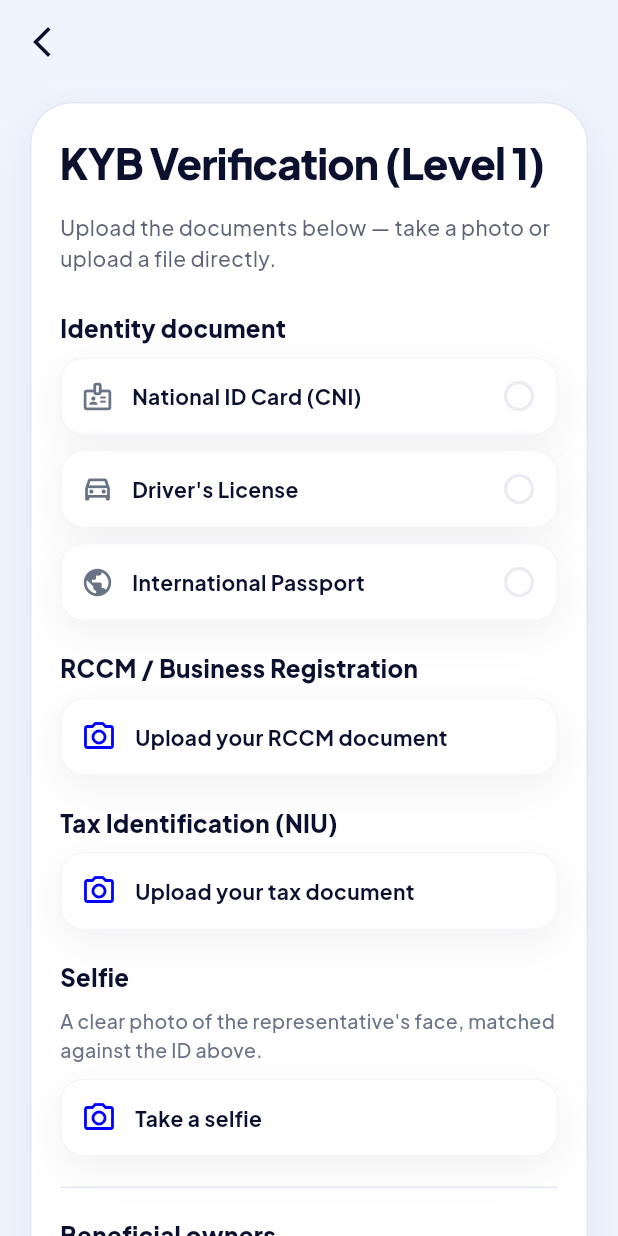
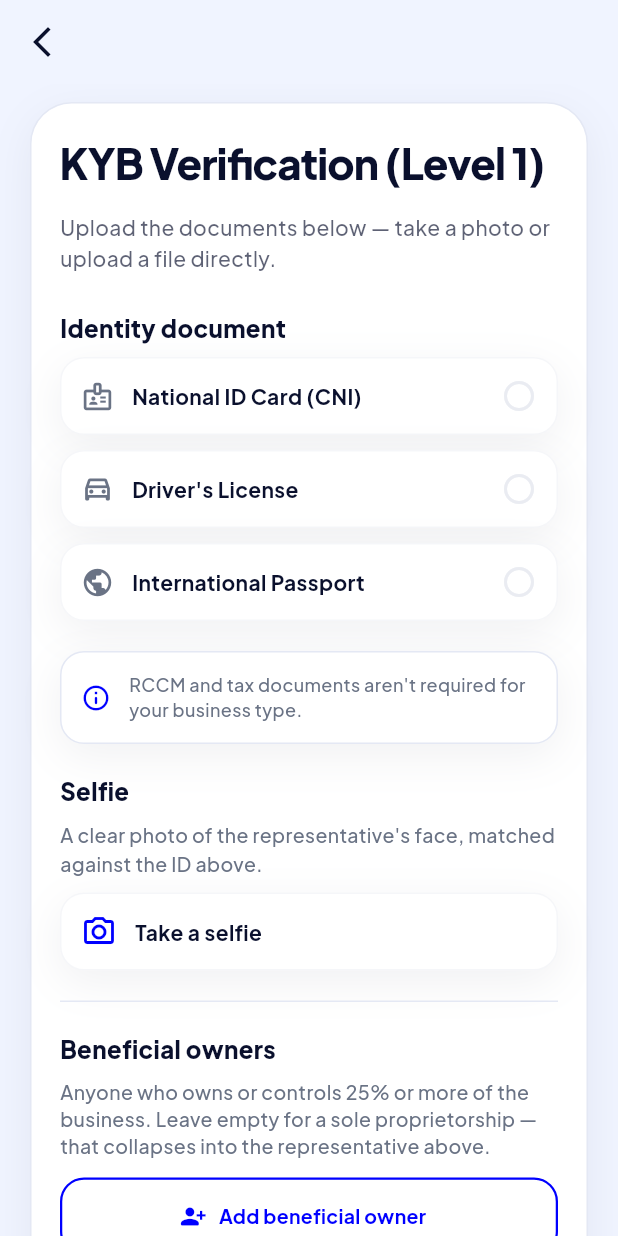
Before and after one commit to TulaPay/TulaBix, a Flutter app: the KybDocumentsScreen screen opened directly with empty values, on a phone screen of 412 x 824 dp. Run offline on Flutter 3.47's test engine with Material 3 defaults, Android fonts, the phone set to English and light mode, and no system bars; our stand-ins replace file_picker, fl_chart, flutter_animate, flutter_dotenv, flutter_secure_storage, font_awesome_flutter and 4 more; accounts and stored records are empty.

Commit message:
Let unregistered/informal businesses complete signup
RCCM number, tax ID, and their matching document uploads were
unconditionally required during signup/KYB, even though the
business-type enum already had an 'informal_sme' option — selecting it
changed nothing downstream. Now registration_number/tax_id are only
required when business type is 'registered_business'; informal/
association/other businesses skip both the form fields and the RCCM/
tax document uploads entirely (ID + selfie still required of everyone).

Co-Authored-By: Claude Sonnet 5 <noreply@anthropic.com>

```diff
--- a/lib/authentication/business_information_screen.dart
+++ b/lib/authentication/business_information_screen.dart
@@ -47,6 +47,12 @@ class _BusinessInformationScreenState
 
   late String? _selectedBusinessType = businessTypeLabelFor(widget.businessType);
   String? _selectedCategory;
+
+  // Only a 'registered_business' is expected to have RCCM/tax documents —
+  // informal/association/other businesses skip both the fields here and
+  // the matching document uploads in KybDocumentsScreen.
+  bool get _isRegisteredBusiness =>
+      businessTypeLabels[_selectedBusinessType] == 'registered_business';
   final List<String> _categories = [
     "Retail & Wholesale",
     "Food & Beverage",
@@ -83,8 +89,12 @@ class _BusinessInformationScreenState
         ownerName: _ownerNameController.text.trim(),
         ownerPhone: _ownerPhoneController.text.trim(),
         businessCategory: _selectedCategory!,
-        registrationNumber: _registrationNumberController.text.trim(),
-        taxId: _taxIdController.text.trim(),
+        registrationNumber: _registrationNumberController.text.trim().isEmpty
+            ? null
+            : _registrationNumberController.text.trim(),
+        taxId: _taxIdController.text.trim().isEmpty
+            ? null
+            : _taxIdController.text.trim(),
         addressStreet: _streetController.text.trim(),
         addressCity: _cityController.text.trim(),
         addressCountry: widget.country,
@@ -98,7 +108,10 @@ class _BusinessInformationScreenState
       Navigator.push(
         context,
         MaterialPageRoute(
-          builder: (_) => KybDocumentsScreen(merchantId: merchantId),
+          builder: (_) => KybDocumentsScreen(
+            merchantId: merchantId,
+            businessType: businessTypeLabels[_selectedBusinessType],
+          ),
         ),
       );
     } catch (e) {
@@ -261,26 +274,36 @@ class _BusinessInformationScreenState
                               (val == null || val.isEmpty) ? "Business email is required" : null,
                         ),
                         const SizedBox(height: 16),
-                        _buildLabel("RCCM / Business Registration Number"),
+                        _buildLabel(_isRegisteredBusiness
+                            ? "RCCM / Business Registration Number"
+                            : "RCCM / Business Registration Number (if registered)"),
                         TextFormField(
                           controller: _registrationNumberController,
                           decoration: const InputDecoration(
                             hintText: "RCCM number",
                             prefixIcon: Icon(Icons.confirmation_number_outlined),
                           ),
-                          validator: (val) =>
-                              (val == null || val.isEmpty) ? "RCCM number is required" : null,
+                          validator: (val) {
+                            if (!_isRegisteredBusiness) return null;
+                            return (val == null || val.isEmpty)
+                                ? "RCCM number is required"
+                                : null;
+                          },
                         ),
                         const SizedBox(height: 16),
-                        _buildLabel("NIU (Tax Identification Number)"),
+                        _buildLabel(_isRegisteredBusiness
+                            ? "NIU (Tax Identification Number)"
+                            : "NIU (Tax Identification Number) (if registered)"),
                         TextFormField(
                           controller: _taxIdController,
                           decoration: const InputDecoration(
                             hintText: "Tax identification number",
                             prefixIcon: Icon(Icons.receipt_long_outlined),
                           ),
-                          validator: (val) =>
-                              (val == null || val.isEmpty) ? "NIU is required" : null,
+                          validator: (val) {
+                            if (!_isRegisteredBusiness) return null;
+                            return (val == null || val.isEmpty) ? "NIU is required" : null;
+                          },
                         ),
                         const SizedBox(height: 16),
                         _buildLabel("Estimated Monthly Transaction Volume (XAF)"),
--- a/lib/authentication/kyb_documents_screen.dart
+++ b/lib/authentication/kyb_documents_screen.dart
@@ -23,8 +23,16 @@ class _BeneficialOwnerDraft {
 /// [merchantId] (already created by BusinessInformationScreen).
 class KybDocumentsScreen extends StatefulWidget {
   final String merchantId;
+  // The merchants.business_type literal (migration 0037) — RCCM/tax
+  // documents are only required when this is 'registered_business';
+  // informal/association/other businesses skip both entirely.
+  final String? businessType;
 
-  const KybDocumentsScreen({super.key, required this.merchantId});
+  const KybDocumentsScreen({
+    super.key,
+    required this.merchantId,
+    required this.businessType,
+  });
 
   @override
   State<KybDocumentsScreen> createState() => _KybDocumentsScreenState();
@@ -115,11 +123,12 @@ class _KybDocumentsScreenState extends State<KybDocumentsScreen> {
     );
   }
 
+  bool get _requiresRegistrationDocs => widget.businessType == 'registered_business';
+
   bool get _canSubmit =>
       _idDocType != null &&
       _idFile != null &&
-      _rccmFile != null &&
-      _taxFile != null &&
+      (!_requiresRegistrationDocs || (_rccmFile != null && _taxFile != null)) &&
       _selfieFile != null &&
       _owners.every((o) =>
           o.nameController.text.trim().isNotEmpty &&
@@ -136,6 +145,7 @@ class _KybDocumentsScreenState extends State<KybDocumentsScreen> {
         docType: _idDocType!,
         file: _idFile!,
       );
+      if (_requiresRegistrationDocs) {
         await service.uploadKybDocument(
           merchantId: widget.merchantId,
           docType: 'rccm',
@@ -146,6 +156,7 @@ class _KybDocumentsScreenState extends State<KybDocumentsScreen> {
           docType: 'tax_document',
           file: _taxFile!,
         );
+      }
       await service.uploadKybDocument(
         merchantId: widget.merchantId,
         docType: 'selfie',
@@ -254,6 +265,7 @@ class _KybDocumentsScreenState extends State<KybDocumentsScreen> {
                       ],
                       const SizedBox(height: 20),
 
+                      if (_requiresRegistrationDocs) ...[
                         _buildSectionTitle("RCCM / Business Registration"),
                         _buildUploadTile(
                           label: _rccmFile != null ? "RCCM document uploaded — tap to replace" : "Upload your RCCM document",
@@ -275,6 +287,27 @@ class _KybDocumentsScreenState extends State<KybDocumentsScreen> {
                           },
                         ),
                         const SizedBox(height: 20),
+                      ] else ...[
+                        GlassSurface(
+                          borderRadius: BorderRadius.circular(16),
+                          opacity: 0.1,
+                          blur: 10,
+                          padding: const EdgeInsets.all(14),
+                          child: Row(
+                            children: [
+                              Icon(Icons.info_outline_rounded, size: 20, color: cs.primary),
+                              const SizedBox(width: 12),
+                              Expanded(
+                                child: Text(
+                                  "RCCM and tax documents aren't required for your business type.",
+                                  style: TextStyle(fontSize: 12, color: cs.onSurfaceVariant, height: 1.4),
+                                ),
+                              ),
+                            ],
+                          ),
+                        ),
+                        const SizedBox(height: 20),
+                      ],
 
                       _buildSectionTitle("Selfie"),
                       Text(
--- a/lib/services/merchant_service.dart
+++ b/lib/services/merchant_service.dart
@@ -18,8 +18,8 @@ class MerchantService {
     required String ownerName,
     required String ownerPhone,
     required String businessCategory,
-    required String registrationNumber,
-    required String taxId,
+    String? registrationNumber,
+    String? taxId,
     String? addressStreet,
     String? addressCity,
     String? addressCountry,
```
Lines whose indentation alone changed are shown as unchanged.
